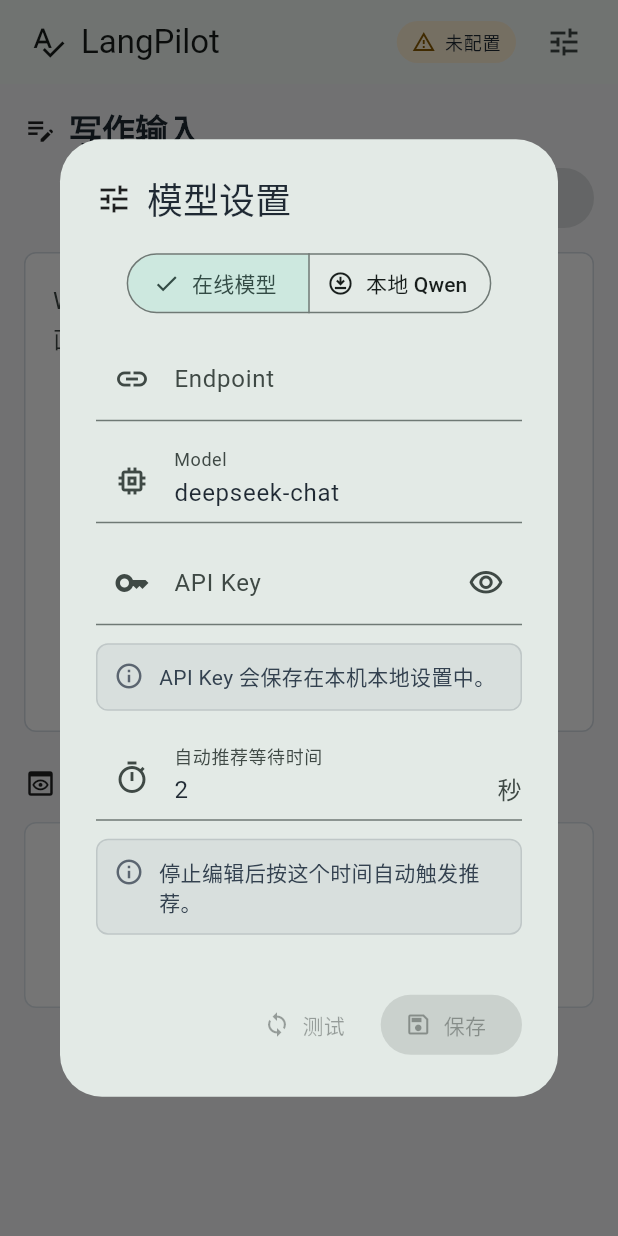
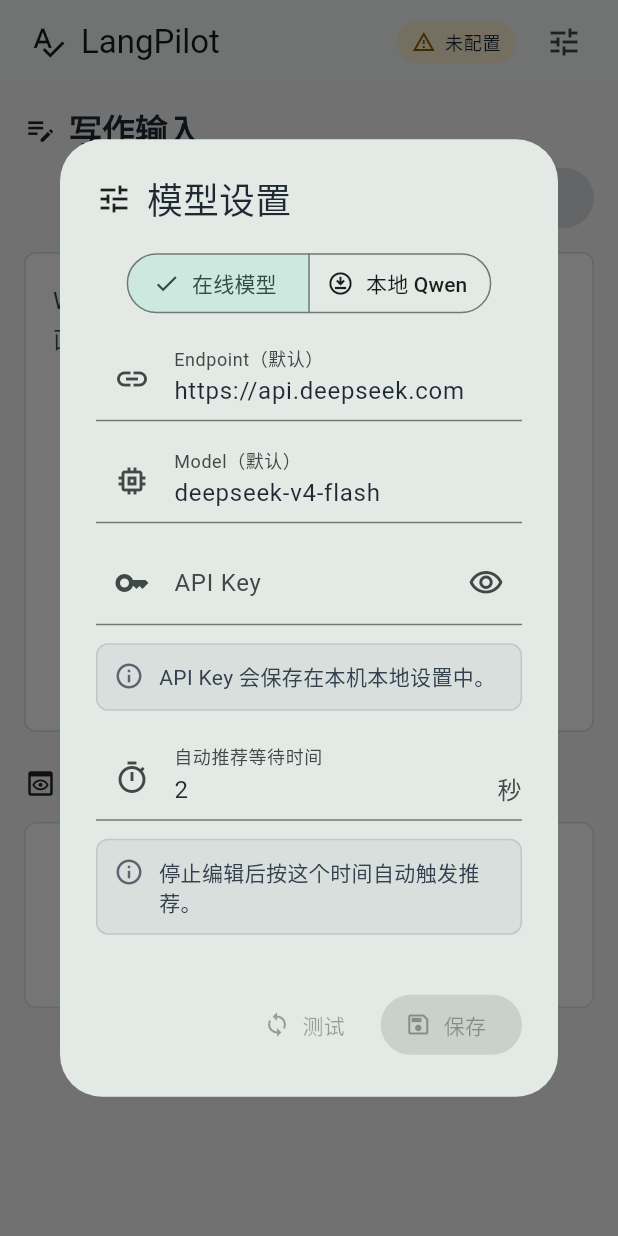
Before and after one commit to zhengchalei/LangPilot, a Flutter app: the screen it shows after launch, after a tap on the "tune" icon, on a phone screen of 412 x 824 dp. Run offline on Flutter 3.47's test engine with Material 3 defaults, Android fonts, the phone set to English and light mode, and no system bars; our stand-ins replace shared_preferences; missing offline and left inert: llamadart.

Commit message:
Set DeepSeek defaults

```diff
--- a/lib/main.dart
+++ b/lib/main.dart
@@ -1635,18 +1635,18 @@
                         children: [
                           TextField(
                             controller: _baseUrlController,
+                            readOnly: true,
                             decoration: const InputDecoration(
-                              labelText: 'Endpoint',
-                              hintText: 'https://api.deepseek.com/v1',
+                              labelText: 'Endpoint（默认）',
                               prefixIcon: Icon(Icons.link),
                             ),
                           ),
                           const SizedBox(height: 12),
                           TextField(
                             controller: _modelController,
+                            readOnly: true,
                             decoration: const InputDecoration(
-                              labelText: 'Model',
-                              hintText: 'deepseek-chat',
+                              labelText: 'Model（默认）',
                               prefixIcon: Icon(Icons.memory),
                             ),
                           ),
--- a/lib/models/model_settings.dart
+++ b/lib/models/model_settings.dart
@@ -19,14 +19,16 @@
 class ModelSettings {
   const ModelSettings({
     this.provider = ModelProvider.online,
-    this.baseUrl = '',
+    this.baseUrl = defaultBaseUrl,
     this.apiKey = '',
-    this.model = 'deepseek-chat',
+    this.model = defaultModel,
     this.localModelId = defaultLocalModelId,
     this.localModelAccessToken = '',
     this.autoRecommendDelayMs = defaultAutoRecommendDelayMs,
   });
 
+  static const defaultBaseUrl = 'https://api.deepseek.com';
+  static const defaultModel = 'deepseek-v4-flash';
   static const defaultLocalModelId = 'Qwen/Qwen3.5-2B';
   static const defaultAutoRecommendDelayMs = 2000;
   static const minAutoRecommendDelayMs = 500;
--- a/lib/services/settings_store.dart
+++ b/lib/services/settings_store.dart
@@ -31,9 +31,10 @@
 
     return ModelSettings(
       provider: ModelProvider.fromValue(preferences.getString(_providerKey)),
-      baseUrl: preferences.getString(_baseUrlKey) ?? '',
+      baseUrl:
+          preferences.getString(_baseUrlKey) ?? ModelSettings.defaultBaseUrl,
       apiKey: preferences.getString(_apiKeyKey) ?? '',
-      model: preferences.getString(_modelKey) ?? 'deepseek-chat',
+      model: preferences.getString(_modelKey) ?? ModelSettings.defaultModel,
       localModelId:
           preferences.getString(_localModelKey) ??
           ModelSettings.defaultLocalModelId,
```
